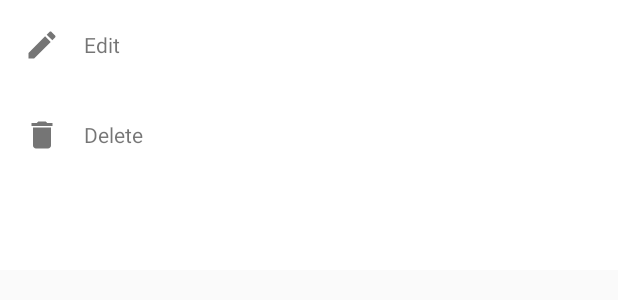
After one commit to alihusseinalissa/TrippleA, an Android app: the layout children_options.xml on its own in the app's theme, with its tools: preview values and no code run, on a phone screen of 412 x 824 dp. The commit adds this screen. Shown: the top 300 px of the screen. Run offline under Robolectric (Android 15) with nearby library versions, the phone set to English and light mode, and no system bars; network calls fail.

Commit message:
You can now delete a child from the database

```diff
--- /dev/null
+++ b/app/src/main/res/drawable/ic_delete_gray_24dp.xml
@@ -0,0 +1,5 @@
+<vector android:height="24dp" android:tint="#757575"
+    android:viewportHeight="24.0" android:viewportWidth="24.0"
+    android:width="24dp" xmlns:android="http://schemas.android.com/apk/res/android">
+    <path android:fillColor="#FF000000" android:pathData="M6,19c0,1.1 0.9,2 2,2h8c1.1,0 2,-0.9 2,-2V7H6v12zM19,4h-3.5l-1,-1h-5l-1,1H5v2h14V4z"/>
+</vector>
--- /dev/null
+++ b/app/src/main/res/drawable/ic_edit_gray_24dp.xml
@@ -0,0 +1,5 @@
+<vector android:autoMirrored="true" android:height="24dp"
+    android:tint="#757575" android:viewportHeight="24.0"
+    android:viewportWidth="24.0" android:width="24dp" xmlns:android="http://schemas.android.com/apk/res/android">
+    <path android:fillColor="#FF000000" android:pathData="M3,17.25V21h3.75L17.81,9.94l-3.75,-3.75L3,17.25zM20.71,7.04c0.39,-0.39 0.39,-1.02 0,-1.41l-2.34,-2.34c-0.39,-0.39 -1.02,-0.39 -1.41,0l-1.83,1.83 3.75,3.75 1.83,-1.83z"/>
+</vector>
--- /dev/null
+++ b/app/src/main/res/layout/children_options.xml
@@ -0,0 +1,52 @@
+<?xml version="1.0" encoding="utf-8"?>
+<LinearLayout app:layout_behavior="android.support.design.widget.BottomSheetBehavior"
+    android:id="@+id/fragment_history_menu_bottom"
+    android:layout_width="match_parent"
+    android:layout_height="180dp"
+    android:orientation="vertical"
+    android:background="#ffffff"
+    xmlns:android="http://schemas.android.com/apk/res/android"
+    xmlns:app="http://schemas.android.com/apk/res-auto">
+    <LinearLayout
+        android:id="@+id/option_edit"
+        android:layout_width="match_parent"
+        android:layout_height="60dp"
+        android:clickable="true"
+        android:focusable="true"
+        android:orientation="horizontal"
+        android:foreground="?android:attr/selectableItemBackground"
+        android:padding="16dp">
+        <ImageView
+            android:layout_width="wrap_content"
+            android:layout_height="match_parent"
+            app:srcCompat="@drawable/ic_edit_gray_24dp"
+            />
+        <TextView
+            android:layout_width="wrap_content"
+            android:layout_height="wrap_content"
+            android:layout_gravity="center"
+            android:layout_marginLeft="16dp"
+            android:text="Edit"/>
+    </LinearLayout>
+    <LinearLayout
+        android:id="@+id/option_delete"
+        android:layout_width="match_parent"
+        android:layout_height="60dp"
+        android:clickable="true"
+        android:focusable="true"
+        android:orientation="horizontal"
+        android:foreground="?android:attr/selectableItemBackground"
+        android:padding="16dp">
+        <ImageView
+            android:layout_width="wrap_content"
+            android:layout_height="match_parent"
+            app:srcCompat="@drawable/ic_delete_gray_24dp"
+            />
+        <TextView
+            android:layout_width="wrap_content"
+            android:layout_height="wrap_content"
+            android:layout_gravity="center"
+            android:layout_marginLeft="16dp"
+            android:text="Delete"/>
+    </LinearLayout>
+</LinearLayout>
```
Also changed, not shown: app/src/main/java/com/ece/triplea/activity/ManageChildrenActivity.java (+57 -1 lines).
